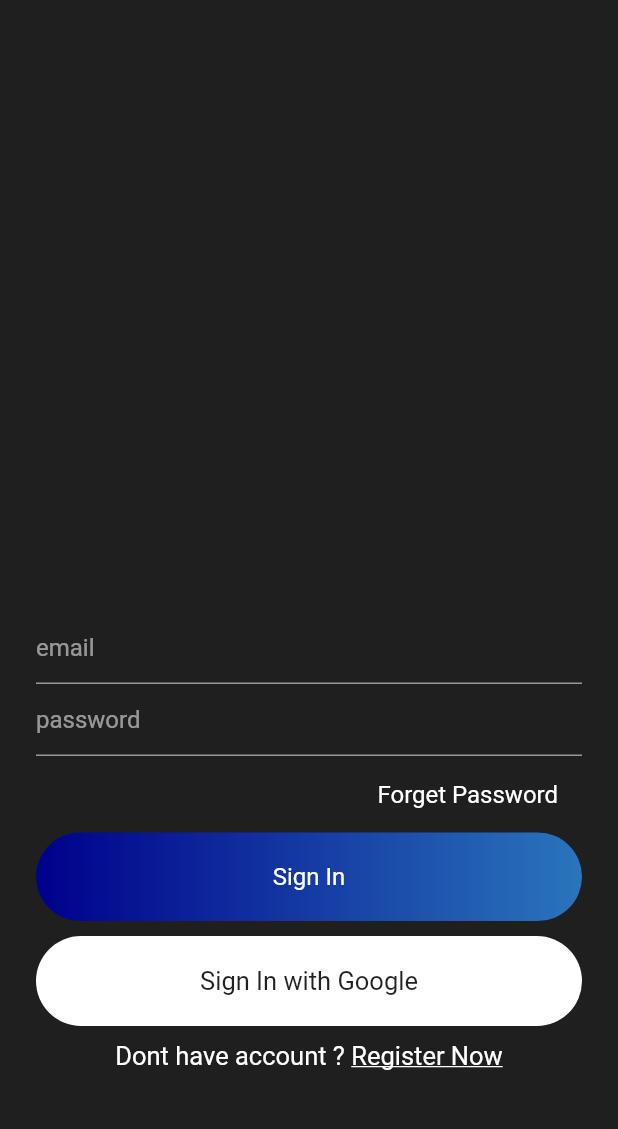
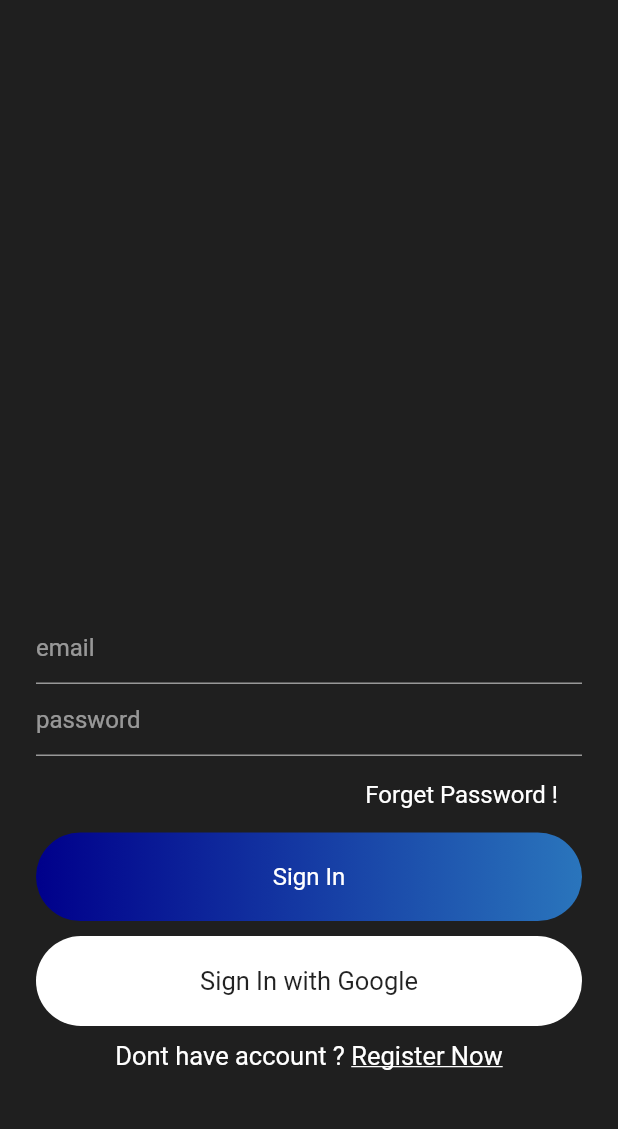
Before and after one commit to Nadil97/chat_app, a Flutter app: the screen it shows after launch, on a phone screen of 412 x 824 dp, the part 105-1234 px from its top. Run offline on Flutter 3.47's test engine with Material 2 defaults, Android fonts, the phone set to English and light mode, and no system bars.

```diff
--- a/lib/views/signIn.dart
+++ b/lib/views/signIn.dart
@@ -53,7 +53,7 @@ class _SignInState extends State<SignIn> {
                       padding:
                           EdgeInsets.symmetric(horizontal: 16, vertical: 8),
                       child: Text(
-                        'Forget Password',
+                        'Forget Password !',
                         style: simpleTextStyle(),
                       ),
                     ),
```
